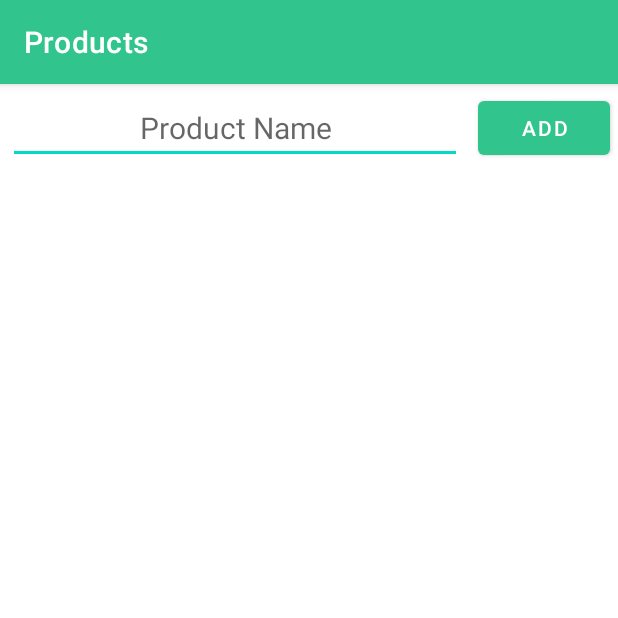
After one commit to Abid357/grocery-lab, an Android app: the ProductListActivity screen opened directly, with no data from a screen before it, on a phone screen of 412 x 824 dp, the top half of it. The commit adds this screen. Run offline under Robolectric (Android 15) with nearby library versions, the phone set to English and light mode, and no system bars.

Commit message:
add adapter and complete recycler view for products

```diff
--- a/app/src/main/AndroidManifest.xml
+++ b/app/src/main/AndroidManifest.xml
@@ -19,6 +19,10 @@
             android:label="Brands"
             />
         <activity
+            android:name=".activity.ProductListActivity"
+            android:label="Products"
+            />
+        <activity
             android:name=".activity.SplashScreenActivity"
             android:exported="true">
             <intent-filter>
--- a/app/src/main/java/com/example/myapplication/activity/BrandListActivity.java
+++ b/app/src/main/java/com/example/myapplication/activity/BrandListActivity.java
@@ -30,10 +30,10 @@ public class BrandListActivity extends AppCompatActivity {
     protected void onCreate(Bundle savedInstanceState) {
         super.onCreate(savedInstanceState);
         setContentView(R.layout.activity_brand_list);
-        RecyclerView recyclerView = findViewById(R.id.productRecyclerView);
+        RecyclerView recyclerView = findViewById(R.id.brandRecyclerView);
         FloatingActionButton addBrandButton = findViewById(R.id.addBrandButton);
 
-        loadProductList();
+        loadBrandList();
         adapter = new BrandAdapter(this, brandList);
         recyclerView.setAdapter(adapter);
         recyclerView.setLayoutManager(new LinearLayoutManager(this));
@@ -54,7 +54,7 @@ public class BrandListActivity extends AppCompatActivity {
         });
     }
 
-    void loadProductList() {
+    void loadBrandList() {
         brandList = new ArrayList<>();
         SharedPreferences sp = getSharedPreferences("grocerylab", MODE_PRIVATE);
         String jsonData = sp.getString(Brand.BRAND_TAG, "");
--- /dev/null
+++ b/app/src/main/java/com/example/myapplication/activity/ProductListActivity.java
@@ -0,0 +1,90 @@
+package com.example.myapplication.activity;
+
+import android.app.Activity;
+import android.content.Intent;
+import android.content.SharedPreferences;
+import android.os.Bundle;
+import android.widget.Button;
+import android.widget.EditText;
+import android.widget.Toast;
+
+import androidx.annotation.NonNull;
+import androidx.appcompat.app.AppCompatActivity;
+import androidx.recyclerview.widget.LinearLayoutManager;
+import androidx.recyclerview.widget.RecyclerView;
+
+import com.example.myapplication.R;
+import com.example.myapplication.adapter.BrandAdapter;
+import com.example.myapplication.adapter.ProductAdapter;
+import com.example.myapplication.core.Brand;
+import com.example.myapplication.core.Product;
+import com.google.android.material.floatingactionbutton.FloatingActionButton;
+import com.google.gson.Gson;
+import com.google.gson.reflect.TypeToken;
+
+import org.json.JSONArray;
+import org.json.JSONException;
+import org.json.JSONObject;
+
+import java.lang.reflect.Type;
+import java.util.ArrayList;
+import java.util.List;
+
+public class ProductListActivity extends AppCompatActivity {
+
+    private ProductAdapter adapter;
+    private List<Product> productList;
+    @Override
+    protected void onCreate(Bundle savedInstanceState) {
+        super.onCreate(savedInstanceState);
+        setContentView(R.layout.activity_product_list);
+        RecyclerView recyclerView = findViewById(R.id.productRecyclerView);
+        Button addProductButton = findViewById(R.id.addProductButton);
+        EditText productNameEditText = findViewById(R.id.productNameEditText);
+
+        loadProductList();
+        adapter = new ProductAdapter(this, productList);
+        recyclerView.setAdapter(adapter);
+        recyclerView.setLayoutManager(new LinearLayoutManager(this));
+
+        addProductButton.setOnClickListener(view -> {
+            String productName = productNameEditText.getText().toString().trim();
+            Product product = new Product(productName);
+
+            SharedPreferences sp = getSharedPreferences("grocerylab", MODE_PRIVATE);
+            String jsonData = sp.getString(Product.PRODUCT_TAG, "");
+
+            JSONArray jsonArray = new JSONArray();
+            try {
+                if (!jsonData.isEmpty()) {
+                    jsonArray = new JSONArray(jsonData);
+                }
+                Gson gson = new Gson();
+                jsonArray.put(new JSONObject(gson.toJson(product)));
+                productList.add(0, product);
+            } catch (JSONException e) {
+                e.printStackTrace();
+            }
+
+            SharedPreferences.Editor editor = sp.edit();
+            editor.putString(Product.PRODUCT_TAG, jsonArray.toString());
+            editor.apply();
+
+            adapter.notifyItemInserted(0);
+            recyclerView.smoothScrollToPosition(0);
+            Toast.makeText(this, "Product added.", Toast.LENGTH_SHORT).show();
+        });
+    }
+
+    void loadProductList() {
+        productList = new ArrayList<>();
+        SharedPreferences sp = getSharedPreferences("grocerylab", MODE_PRIVATE);
+        String jsonData = sp.getString(Product.PRODUCT_TAG, "");
+        if (!jsonData.isEmpty()) {
+            Gson gson = new Gson();
+            Type type = new TypeToken<List<Product>>() {
+            }.getType();
+            productList = gson.fromJson(jsonData, type);
+        }
+    }
+}
--- a/app/src/main/java/com/example/myapplication/activity/SplashScreenActivity.java
+++ b/app/src/main/java/com/example/myapplication/activity/SplashScreenActivity.java
@@ -40,7 +40,7 @@ public class SplashScreenActivity extends AppCompatActivity {
                 spring.setDampingRatio(SpringForce.DAMPING_RATIO_HIGH_BOUNCY);
                 jerkAnimation.setSpring(spring);
                 jerkAnimation.addEndListener((animation1, canceled, value, velocity) -> {
-                    Intent intent = new Intent(getApplicationContext(), BrandListActivity.class);
+                    Intent intent = new Intent(getApplicationContext(), ProductListActivity.class);
                     startActivity(intent);
                     finish();
                 });
--- /dev/null
+++ b/app/src/main/java/com/example/myapplication/adapter/ProductAdapter.java
@@ -0,0 +1,51 @@
+package com.example.myapplication.adapter;
+
+import android.content.Context;
+import android.view.LayoutInflater;
+import android.view.View;
+import android.view.ViewGroup;
+import android.widget.ImageView;
+import android.widget.TextView;
+
+import androidx.recyclerview.widget.RecyclerView;
+
+import com.example.myapplication.R;
+import com.example.myapplication.core.Product;
+
+import java.util.List;
+
+
+public class ProductAdapter extends RecyclerView.Adapter<ProductAdapter.ProductViewHolder> {
+    private List<Product> products;
+    private Context context;
+
+    public ProductAdapter(Context context, List<Product> products) {
+        this.context = context;
+        this.products = products;
+    }
+
+    @Override
+    public ProductAdapter.ProductViewHolder onCreateViewHolder(ViewGroup parent, int viewType) {
+        View view = LayoutInflater.from(context).inflate(R.layout.activity_product_list_item, parent, false);
+        return new ProductViewHolder(view);
+    }
+
+    @Override
+    public void onBindViewHolder(ProductAdapter.ProductViewHolder holder, int position) {
+        holder.productName.setText(products.get(position).getName());
+    }
+
+    @Override
+    public int getItemCount() {
+        return products.size();
+    }
+
+    public class ProductViewHolder extends RecyclerView.ViewHolder {
+        TextView productName;
+
+        public ProductViewHolder(View itemView) {
+            super(itemView);
+            productName = itemView.findViewById(R.id.productNameTextView);
+        }
+    }
+}
--- /dev/null
+++ b/app/src/main/res/drawable/baseline_delete_24.xml
@@ -0,0 +1,5 @@
+<vector android:height="24dp" android:tint="#FFFFFF"
+    android:viewportHeight="24" android:viewportWidth="24"
+    android:width="24dp" xmlns:android="http://schemas.android.com/apk/res/android">
+    <path android:fillColor="@android:color/white" android:pathData="M6,19c0,1.1 0.9,2 2,2h8c1.1,0 2,-0.9 2,-2V7H6v12zM19,4h-3.5l-1,-1h-5l-1,1H5v2h14V4z"/>
+</vector>
--- a/app/src/main/res/layout/activity_brand_list.xml
+++ b/app/src/main/res/layout/activity_brand_list.xml
@@ -7,7 +7,7 @@
     tools:context=".activity.BrandListActivity">
 
     <androidx.recyclerview.widget.RecyclerView
-        android:id="@+id/productRecyclerView"
+        android:id="@+id/brandRecyclerView"
         android:layout_width="match_parent"
         android:layout_height="match_parent"
         android:background="@color/white"/>
--- /dev/null
+++ b/app/src/main/res/layout/activity_product_list.xml
@@ -0,0 +1,40 @@
+<?xml version="1.0" encoding="utf-8"?>
+<RelativeLayout xmlns:android="http://schemas.android.com/apk/res/android"
+    xmlns:app="http://schemas.android.com/apk/res-auto"
+    xmlns:tools="http://schemas.android.com/tools"
+    android:layout_width="match_parent"
+    android:layout_height="match_parent"
+    tools:context=".activity.ProductListActivity">
+
+    <Button
+        android:id="@+id/addProductButton"
+        android:layout_width="wrap_content"
+        android:layout_height="wrap_content"
+        android:text="Add"
+        android:layout_alignParentEnd="true"
+        android:layout_margin="5dp"
+        />
+
+    <EditText
+        android:id="@+id/productNameEditText"
+        android:layout_width="match_parent"
+        android:layout_height="wrap_content"
+        android:layout_alignParentTop="true"
+        android:layout_marginStart="5dp"
+        android:layout_marginTop="5dp"
+        android:layout_marginEnd="5dp"
+        android:layout_marginBottom="5dp"
+        android:layout_toLeftOf="@id/addProductButton"
+        android:height="48dp"
+        android:hint="Product Name"
+        android:textAlignment="center"
+        android:textSize="20sp" />
+
+    <androidx.recyclerview.widget.RecyclerView
+        android:id="@+id/productRecyclerView"
+        android:layout_width="match_parent"
+        android:layout_height="match_parent"
+        android:background="@color/white"
+        android:layout_below="@id/productNameEditText"/>
+
+</RelativeLayout>
```
Also changed, not shown: app/src/main/java/com/example/myapplication/core/Product.java (added, +18 -0 lines), app/src/main/res/layout/activity_product_list_item.xml (added, +35 -0 lines).
